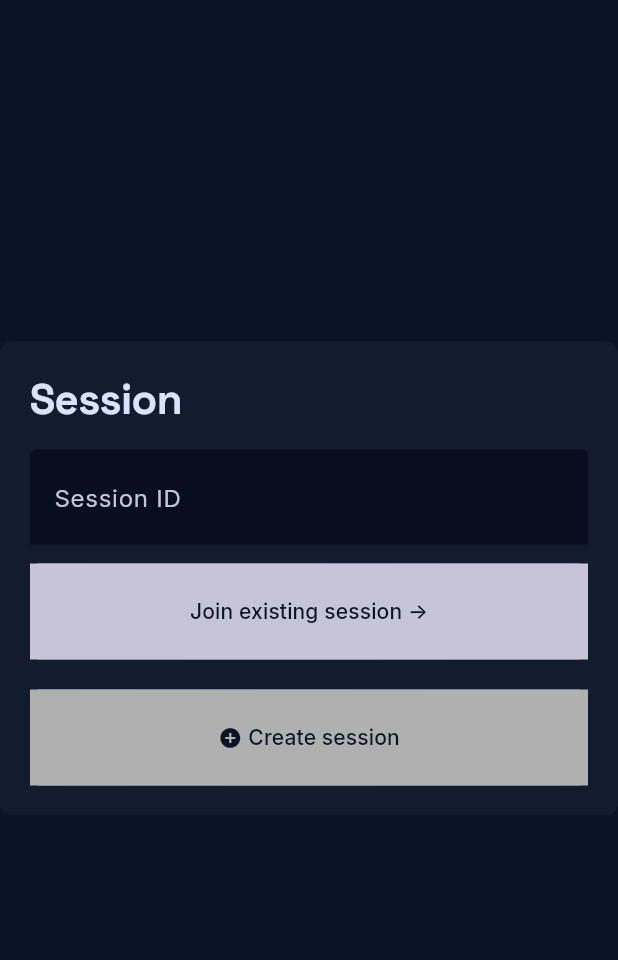
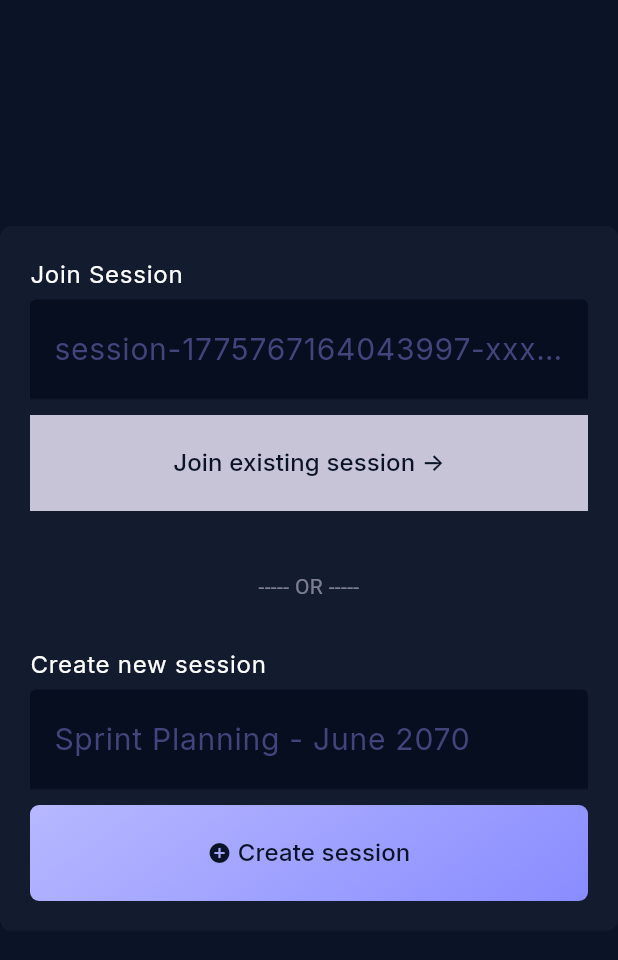
Before and after one commit to Straib/estimation_tool, a Flutter app: the screen it shows after launch, on a phone screen of 412 x 824 dp, the part 119-1079 px from its top. Run offline on Flutter 3.47's test engine with Material 3 defaults, Android fonts, the phone set to English and light mode, and no system bars; our stand-ins replace auto_route, google_fonts, web; missing offline and left inert: clipboard, dart:html, flutter_rearch.

Commit message:
[All] refine

```diff
--- a/lib/pages/create_session_page.dart
+++ b/lib/pages/create_session_page.dart
@@ -121,32 +121,81 @@ class _CreateSessionPageState extends State<CreateSessionPage> {
                   crossAxisAlignment: CrossAxisAlignment.stretch,
                   children: [
                     Text(
-                      'Session',
-                      style: Theme.of(context).textTheme.headlineMedium,
+                      'Join Session',
+                      style: Theme.of(context).textTheme.bodyLarge,
                       textAlign: TextAlign.left,
                     ),
-                    const SizedBox(height: 16),
+                    const SizedBox(height: 5),
                     TextField(
                       controller: _sessionIdController,
                       enabled: !_isLoading,
-                      decoration: const InputDecoration(
-                        labelText: 'Session ID',
+                      onSubmitted: (_) {
+                        if (!_isLoading) {
+                          FocusScope.of(context).unfocus();
+                          _joinSession();
+                        }
+                      },
+                      decoration: InputDecoration(
+                        labelStyle: TextStyle(
+                          fontSize: 20,
+                          color: Theme.of(context).colorScheme.secondaryContainer,
+                        ),
+                        labelText: 'session-1775767164043997-xxxxxx',
                         hintText: 'Enter session ID to join',
                       ),
                     ),
-                    const SizedBox(height: 12),
+                    const SizedBox(height: 10),
                     DecoratedBox(
                       decoration: ObsidianTheme.ctaGradient(),
                       child: SizedBox(
                         height: 64,
                         child: ElevatedButton(
                           onPressed: _isLoading ? null : _joinSession,
-                          child: const Text('Join existing session ->'),
+                          child: const Text(
+                            'Join existing session ->',
+                            style: TextStyle(fontSize: 16),
+                          ),
                         ),
                       ),
                     ),
+                    const SizedBox(height: 40),
+                    Text(
+                      '----- OR -----',
+                      style: ThemeData.dark().textTheme.bodySmall?.copyWith(
+                        color: Theme.of(
+                          context,
+                        ).colorScheme.onSurfaceVariant.withAlpha(150),
+                      ),
+                      textAlign: TextAlign.center,
+                    ),
+                    const SizedBox(height: 30),
+                    Text(
+                      'Create new session',
+                      style: Theme.of(context).textTheme.bodyLarge,
+                      textAlign: TextAlign.left,
+                    ),
+                    const SizedBox(height: 5),
 
-                    const SizedBox(height: 20),
+                    TextField(
+                      controller: _sessionTitleController,
+                      enabled: !_isLoading,
+                      onSubmitted: (_) {
+                        if (!_isLoading) {
+                          FocusScope.of(context).unfocus();
+                          _createSession();
+                        }
+                      },
+                      decoration: InputDecoration(
+                        labelStyle: TextStyle(
+                          fontSize: 20,
+                          color: Theme.of(context).colorScheme.secondaryContainer,
+                        ),
+                        labelText: 'Sprint Planning - June 2070',
+                        hintText:
+                            'Enter session title (e.g. "Sprint Planning - June 2024")',
+                      ),
+                    ),
+                    const SizedBox(height: 10),
                     DecoratedBox(
                       decoration: ObsidianTheme.ctaGradient(),
                       child: SizedBox(
@@ -154,7 +203,7 @@ class _CreateSessionPageState extends State<CreateSessionPage> {
                         child: ElevatedButton(
                           onPressed: _isLoading ? null : _createSession,
                           style: ElevatedButton.styleFrom(
-                            backgroundColor: context.obsidianTokens.onSurfaceVariant,
+                            backgroundColor: Colors.transparent,
                             shadowColor: Colors.transparent,
                           ),
                           child: Row(
@@ -162,7 +211,10 @@ class _CreateSessionPageState extends State<CreateSessionPage> {
                             children: [
                               const Icon(Icons.add_circle, size: 16),
                               const SizedBox(width: 4),
-                              const Text('Create session'),
+                              const Text(
+                                'Create session',
+                                style: TextStyle(fontSize: 16),
+                              ),
                             ],
                           ),
                         ),
```
Also changed, not shown: lib/components/user_vote_tile.dart (+9 -1 lines), lib/pages/session_page.dart (+6 -10 lines).
